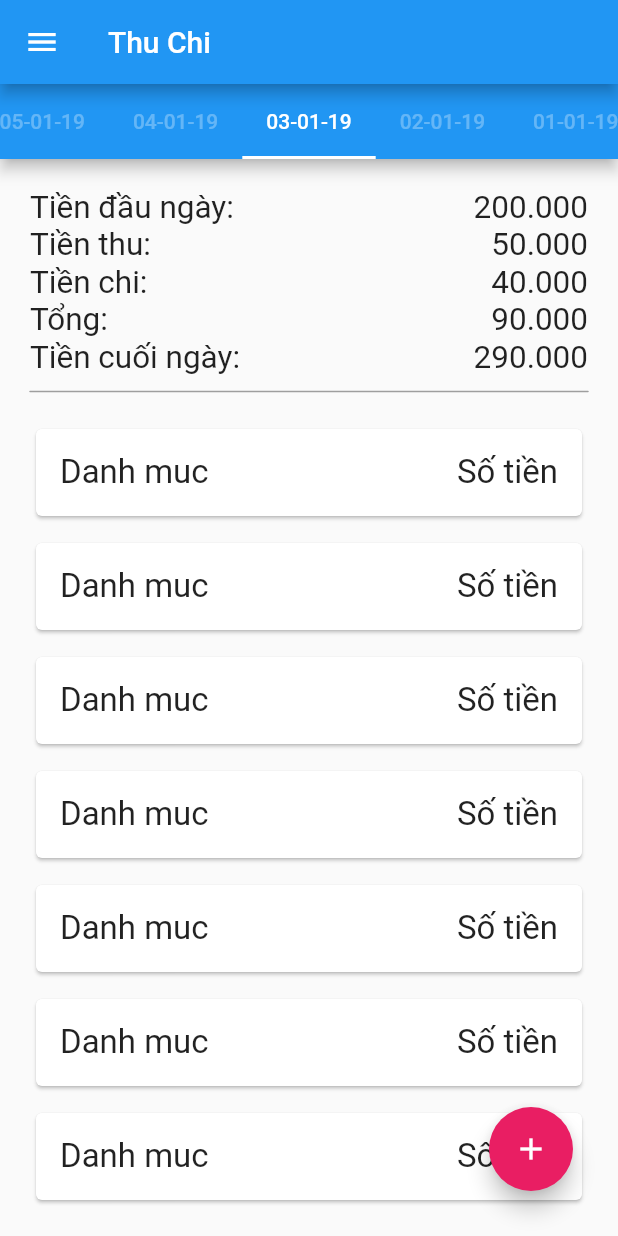
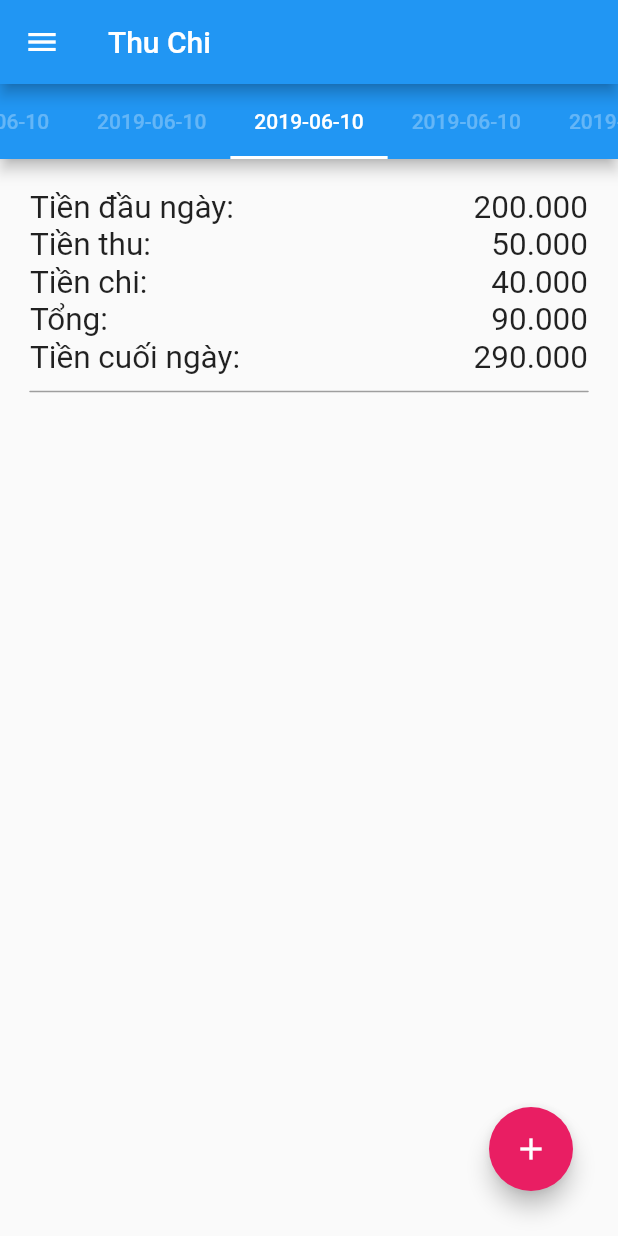
Before and after one commit to VinhShin/quanly_thuchi, a Flutter app: the screen it shows after launch, after a tap on "Sign in with Google", on a phone screen of 412 x 824 dp. Run offline on Flutter 3.47's test engine with Material 2 defaults, Android fonts, the phone set to English and light mode, and no system bars; our stand-ins replace bloc, cloud_firestore, equatable, firebase_auth, flutter_bloc, font_awesome_flutter and 3 more; accounts and stored records are empty.

Commit message:
+ load list revenue + setup bloc homepage

```diff
--- a/lib/edit_revenue_expenditure/bloc/edit_event.dart
+++ b/lib/edit_revenue_expenditure/bloc/edit_event.dart
@@ -17,3 +17,7 @@ class EditData extends EditEvent{
 class Delete extends EditEvent{
 
 }
+
+class CateChange extends EditEvent{
+
+}
--- a/lib/edit_revenue_expenditure/bloc/edit_state.dart
+++ b/lib/edit_revenue_expenditure/bloc/edit_state.dart
@@ -18,3 +18,8 @@ class EditState{
     return EditState(success:false);
   }
 }
+
+class EditCateState extends EditState{
+  String category;
+  EditCateState({@required this.category});
+}
--- /dev/null
+++ b/lib/home_page/tab/bloc/page_bloc.dart
@@ -0,0 +1,27 @@
+import 'package:bloc/bloc.dart';
+import 'package:quanly_thuchi/home_page/tab/bloc/page_event.dart';
+import 'package:quanly_thuchi/home_page/tab/bloc/page_state.dart';
+import 'package:quanly_thuchi/repository/firestorage_repository.dart';
+import 'package:quanly_thuchi/model/re_ex_data.dart';
+
+class PageBloc extends Bloc<PageEvent, PageState>{
+
+  FireStorageRepository _fireStorageRepository;
+
+  PageBloc(){
+    _fireStorageRepository = new FireStorageRepository();
+  }
+
+  @override
+  // TODO: implement initialState
+  PageState get initialState => PageLoadedData();
+
+  @override
+  Stream<PageState> mapEventToState(PageEvent event) async*{
+    // TODO: implement mapEventToState
+    if(event is PageLoadData){
+      List<ReExData> listData = await _fireStorageRepository.getReExDataList(date: event.date,offset:0,limit:0);
+      yield new PageLoadedData(listData: listData);
+    }
+  }
+}
--- /dev/null
+++ b/lib/home_page/tab/bloc/page_event.dart
@@ -0,0 +1,11 @@
+
+
+class PageEvent{
+
+}
+
+class PageLoadData extends PageEvent{
+  String _date;
+  String get date => _date;
+  PageLoadData(this._date);
+}
--- /dev/null
+++ b/lib/home_page/tab/bloc/page_state.dart
@@ -0,0 +1,15 @@
+import 'package:quanly_thuchi/model/re_ex_data.dart';
+
+
+class PageState{
+
+}
+
+class PageLoadingData extends PageState{
+  PageLoadingData();
+}
+
+class PageLoadedData extends PageState{
+  List<ReExData> listData;
+  PageLoadedData({this.listData});
+}
--- a/lib/home_page/tab/page_section.dart
+++ b/lib/home_page/tab/page_section.dart
@@ -1,59 +1,90 @@
 import 'package:flutter/material.dart';
+import 'package:quanly_thuchi/home_page/tab/bloc/page_bloc.dart';
+import 'package:flutter_bloc/flutter_bloc.dart';
+import 'package:quanly_thuchi/home_page/tab/bloc/page_state.dart';
+import 'package:quanly_thuchi/home_page/tab/bloc/page_event.dart';
+import 'package:quanly_thuchi/model/re_ex_data.dart';
 
-class PageSection extends StatelessWidget {
+class PageSection extends StatefulWidget {
 
+  String dateTime;
+
+  PageSection({@required this.dateTime});
+
+  @override
+  State<StatefulWidget> createState() {
+    // TODO: implement createState
+    return _PageSection(dateTime: dateTime);
+  }
+}
+
+class _PageSection extends State<PageSection> {
+  String dateTime;
+  PageBloc _pageBloc;
+
+  _PageSection({@required this.dateTime});
+
+  @override
+  void initState() {
+    // TODO: implement initState
+    super.initState();
+    _pageBloc = BlocProvider.of<PageBloc>(context);
+    _pageBloc.dispatch(PageLoadData(dateTime));
+  }
 
   @override
   Widget build(BuildContext context) {
     // TODO: implement build
+    return BlocListener(
+        bloc: _pageBloc,
+        listener: (BuildContext context, PageState pageState) {},
+        child: BlocBuilder(
+            bloc: _pageBloc,
+            builder: (BuildContext context, PageState pageState) {
+              if(pageState is PageLoadedData && pageState.listData != null){
                 return Padding(
                     padding: EdgeInsets.all(20),
                     child: new Column(
                       crossAxisAlignment: CrossAxisAlignment.start,
                       children: <Widget>[
-        TextKeyValue("Tiền đầu ngày:","200.000"),
+                        TextKeyValue("Tiền đầu ngày:", "200.000"),
                         TextKeyValue("Tiền thu:", "50.000"),
-        TextKeyValue("Tiền chi:","40.000"),
-        TextKeyValue("Tổng:","90.000"),
+                        TextKeyValue("Tiền chi:", "40.000"),
+                        TextKeyValue("Tổng:", "90.000"),
                         TextKeyValue("Tiền cuối ngày:", "290.000"),
                         Container(
-          margin: EdgeInsets.only(top: 10,bottom: 10),
+                          margin: EdgeInsets.only(top: 10, bottom: 10),
                           child: CustomPaint(
-            size: Size(MediaQuery.of(context).size.width,1),
+                            size: Size(MediaQuery.of(context).size.width, 1),
                             painter: Drawhorizontalline(),
                           ),
                         ),
                         Flexible(
                           flex: 1,
                           child: ListView.builder(
-            itemCount: 30,
+                            itemCount: pageState.listData.length,
                             itemBuilder: (context, position) {
-              return Container(
-                  margin: EdgeInsets.only(top: 10),
-                  child: Card(
-                    child: Padding(
-                      padding: const EdgeInsets.all(16.0),
-                      child: new Row(
-                        children: <Widget>[
-                          Text(
-                            "Danh muc",
-                            style: TextStyle(fontSize: 22.0),
-                          ), Spacer(),
-                          Text(
-                            "Số tiền",
-                            style: TextStyle(fontSize: 22.0),
-                          )
-                        ],
-                      )
-                    ),
-                  ));
+                              return ItemRow(reExData: pageState.listData[position]);
                             },
                           ),
                         )
                       ],
                     ));
               }
-
+              return Padding(
+                  padding: EdgeInsets.all(20),
+                  child: new Column(
+                    crossAxisAlignment: CrossAxisAlignment.start,
+                    children: <Widget>[
+                      TextKeyValue("Tiền đầu ngày:", "200.000"),
+                      TextKeyValue("Tiền thu:", "50.000"),
+                      TextKeyValue("Tiền chi:", "40.000"),
+                      TextKeyValue("Tổng:", "90.000"),
+                      TextKeyValue("Tiền cuối ngày:", "290.000")
+                    ],
+                  ));
+            }));
+  }
 }
 
 class Drawhorizontalline extends CustomPainter {
@@ -68,7 +99,6 @@ class Drawhorizontalline extends CustomPainter {
 
   @override
   void paint(Canvas canvas, Size size) {
-
     canvas.drawLine(Offset(0.0, 0.0), Offset(size.width, 0.0), _paint);
   }
 
@@ -78,14 +108,14 @@ class Drawhorizontalline extends CustomPainter {
   }
 }
 
-class TextKeyValue extends StatelessWidget{
-
+class TextKeyValue extends StatelessWidget {
   final textStyle = TextStyle(
     fontSize: 21,
   );
   String title;
   String value;
-  TextKeyValue(title,value){
+
+  TextKeyValue(title, value) {
     this.title = title;
     this.value = value;
   }
@@ -95,10 +125,40 @@ class TextKeyValue extends StatelessWidget{
     // TODO: implement build
     return new Row(
       children: <Widget>[
-        Text(title,textAlign: TextAlign.left, style: textStyle),
+        Text(title, textAlign: TextAlign.left, style: textStyle),
         Spacer(),
-        Text(value,textAlign: TextAlign.left, style: textStyle),
+        Text(value, textAlign: TextAlign.left, style: textStyle),
       ],
     );
   }
 }
+
+class ItemRow extends StatelessWidget{
+  final ReExData reExData;
+
+  const ItemRow({Key key,@required this.reExData}): super(key:key);
+
+  @override
+  Widget build(BuildContext context) {
+    // TODO: implement build
+    return Container(
+        margin: EdgeInsets.only(top: 10),
+        child: Card(
+          child: Padding(
+              padding: const EdgeInsets.all(16.0),
+              child: new Row(
+                children: <Widget>[
+                  Text(
+                    reExData.cateId??"",
+                    style: TextStyle(fontSize: 22.0),
+                  ),
+                  Spacer(),
+                  Text(
+                    reExData.money.toString(),
+                    style: TextStyle(fontSize: 22.0),
+                  )
+                ],
+              )),
+        ));
+  }
+}
--- a/lib/home_page/tab/revenue_expenditure_page.dart
+++ b/lib/home_page/tab/revenue_expenditure_page.dart
@@ -1,43 +1,72 @@
 import 'package:flutter/material.dart';
 import 'page_section.dart';
 import 'package:quanly_thuchi/edit_revenue_expenditure/edit_revenue_expendture.dart';
+import 'package:quanly_thuchi/home_page/tab/bloc/page_bloc.dart';
+import 'package:flutter_bloc/flutter_bloc.dart';
+import 'package:intl/intl.dart';
 
-class RevenueExpenditurePage extends StatelessWidget {
+class RevenueExpenditurePage extends StatefulWidget {
+  @override
+  State<StatefulWidget> createState() {
+    // TODO: implement createState
+    return _RevenueExpediturePage();
+  }
+}
+
+class _RevenueExpediturePage extends State<RevenueExpenditurePage> {
+  PageBloc _pageBloc;
 
   List<Tab> list = new List(9);
   List<PageSection> listPage = new List(9);
+
+  @override
+  void initState() {
+    // TODO: implement initState
+    super.initState();
+    _pageBloc = new PageBloc();
+  }
+
   @override
   Widget build(BuildContext context) {
 //    _tabController = new TabController(length: 6, vsync: TickerProvider, initialIndex: 3);
-    list[0] = Tab(child: Text("06-01-19"));
-    list[1] = Tab(child: Text("05-01-19"));
-    list[2] = Tab(child: Text("04-01-19"));
-    list[3] = Tab(child: Text("03-01-19"));
-    list[4] = Tab(child: Text("02-01-19"));
-    list[5] = Tab(child: Text("01-01-19"));
-    list[6] = Tab(child: Text("01-01-19"));
-    list[7] = Tab(child: Text("01-01-19"));
-    list[8] = Tab(child: Text("01-01-19"));
-    listPage[0] = PageSection();
-    listPage[1] = PageSection();
-    listPage[2] = PageSection();
-    listPage[3] = PageSection();
-    listPage[4] = PageSection();
-    listPage[5] = PageSection();
-    listPage[6] = PageSection();
-    listPage[7] = PageSection();
-    listPage[8] = PageSection();
-    return DefaultTabController(
+    DateTime dateTime = DateTime.now();
+    var format = new DateFormat("yyyy-MM-dd");
+    String today = format.format(dateTime);
+
+    list[0] = Tab(child: Text(today));
+    list[1] = Tab(child: Text(today));
+    list[2] = Tab(child: Text(today));
+    list[3] = Tab(child: Text(today));
+    list[4] = Tab(child: Text(today));
+    list[5] = Tab(child: Text(today));
+    list[6] = Tab(child: Text(today));
+    list[7] = Tab(child: Text(today));
+    list[8] = Tab(child: Text(today));
+    listPage[0] = PageSection(dateTime: today,);
+    listPage[1] = PageSection(dateTime: today,);
+    listPage[2] = PageSection(dateTime: today,);
+    listPage[3] = PageSection(dateTime: today,);
+    listPage[4] = PageSection(dateTime: today,);
+    listPage[5] = PageSection(dateTime: today,);
+    listPage[6] = PageSection(dateTime: today,);
+    listPage[7] = PageSection(dateTime: today,);
+    listPage[8] = PageSection(dateTime: today,);
+
+    return BlocProvider(
+        bloc: _pageBloc,
+        child: DefaultTabController(
             initialIndex: 3,
             length: 9,
             child: Scaffold(
                 appBar: PreferredSize(
-              preferredSize: Size.fromHeight(50.0), // here the desired height
+                    preferredSize: Size.fromHeight(50.0),
+                    // here the desired height
                     child: AppBar(
                       bottom: PreferredSize(
                           child: TabBar(
                               isScrollable: true,
-                        unselectedLabelColor: Colors.white.withOpacity(0.3),
+                              unselectedLabelColor:
+                              Colors.white.withOpacity(0.3),
                               indicatorColor: Colors.white,
                               tabs: list),
                           preferredSize: Size.fromHeight(30.0)),
@@ -49,27 +78,25 @@ class RevenueExpenditurePage extends StatelessWidget {
                     ),
                     Padding(
                         padding: EdgeInsets.all(30),
-                  child:Align(
+                        child: Align(
                           alignment: Alignment.bottomRight,
                           child: FloatingActionButton(
                             onPressed: () {
                               Navigator.push(
                                 context,
-                          MaterialPageRoute(builder: (context) => EditRevenueExpendture()),
+                                MaterialPageRoute(
+                                    builder: (context) =>
+                                        EditRevenueExpendture()),
                               );
                             },
-                      child: Icon(Icons.add,),
+                            child: Icon(
+                              Icons.add,
+                            ),
                             backgroundColor: Colors.pink,
                           ),
-                  )
-              )
-
-
+                        ))
                   ],
-          )
-      )
-    );
+                ))));
   }
-
 }
 //
--- a/lib/model/re_ex_data.dart
+++ b/lib/model/re_ex_data.dart
@@ -2,23 +2,31 @@ class ReExData {
   String _id;
   int _type;
   double _money;
-  String _dateTime;
+  String _date;
+  String _time;
   String _note;
+  String _cateId;
 
   String get id => _id;
   int get type => _type;
   double get money => _money;
-  String get dateTime => _dateTime;
+  String get date => _date;
+  String get time => _time;
   String get note => _note;
+  String get cateId => _cateId;
 
-  ReExData(this._type, this._money, this._dateTime, this._note,[this._id]);
+  set setId(id) => _id =id;
+
+  ReExData(this._type, this._money, this._date, this._time, this._note,this._cateId,[this._id]);
 
   ReExData.map(dynamic obj) {
     this._id = obj["id"];
     this._type = obj['type'];
     this._money = obj['money'];
-    this._dateTime = obj['date_time'];
+    this._date = obj['date'];
+    this._time = obj['time'];
     this._note = obj["note"];
+    this._cateId = obj["cate_id"];
   }
 
   Map<String, dynamic> toMap() {
@@ -26,9 +34,10 @@ class ReExData {
     map["id"] = _id;
     map["type"] = _type;
     map["money"] = _money;
-    map['date_time'] = _dateTime;
+    map['date'] = _date;
+    map['time'] = _time;
     map['note'] = _note;
-
+    map['cate_id'] = _cateId;
     return map;
   }
 
@@ -36,7 +45,9 @@ class ReExData {
     this._id = map["id"];
     this._type = map['type'];
     this._money = map['money'];
-    this._dateTime = map['date_time'];
+    this._date = map['date'];
+    this._time = map['time'];
     this._note = map['note'];
+    this._cateId = map['cate_id'];
   }
 }
--- a/lib/repository/firestorage_repository.dart
+++ b/lib/repository/firestorage_repository.dart
@@ -26,49 +26,47 @@ class FireStorageRepository {
 // Try reading data from the counter key. If it does not exist, return 0.
     final String userId = prefs.getString(USER_ID) ?? "temp";
     final String userName = prefs.getString(USER_NAME) ?? "temp";
-    String today = new DateFormat.yMMMd().format(DateTime.now());
+    var formatter = new DateFormat('yyyy-MM-dd');
+    String today = formatter.format(DateTime.now());
     int currentMiliSecond = DateTime.now().millisecondsSinceEpoch;
-    final ReExData newReExData = new ReExData(reExData.type, reExData.money,
-        reExData.dateTime, reExData.note, currentMiliSecond.toString());
-
-//    String data = json.encode(newReExData.toMap());
+    reExData.setId = currentMiliSecond.toString();
     await Firestore.instance
         .collection(userId)
         .document("data")
         .collection(today)
         .document()
-        .setData(newReExData.toMap());
+        .setData(reExData.toMap());
     return;
-//    CollectionReference reference =  Firestore.instance.collection(user_id);
-//    final TransactionHandler createTransaction = (Transaction tx) async {
-//      final DocumentSnapshot ds = await tx.get(reference.document("data").collection(today).document());
-//
-//      final Map<String, dynamic> data = newReExData.toMap();
-//
-//      await tx.set(ds.reference, data);
-//      return data;
-//    };
-//
-//    return Firestore.instance.runTransaction(createTransaction).then((mapData) {
-//      return ReExData.fromMap(mapData);
-//    }).catchError((error) {
-//      print('error: $error');
-//      return null;
-//    });
   }
 
-  Stream<QuerySnapshot> getReExDataList({int offset, int limit}) {
-    Stream<QuerySnapshot> snapshots = noteCollection.snapshots();
-
-    if (offset != null) {
-      snapshots = snapshots.skip(offset);
+  Future<List<ReExData>> getReExDataList({String date, int offset, int limit}) async {
+    final prefs = await SharedPreferences.getInstance();
+    final String userId = prefs.getString(USER_ID) ?? "temp";
+//    Stream<QuerySnapshot> snapshots = await Firestore.instance
+//        .collection(userId)
+//        .document("data")
+//        .collection(today)
+//        .snapshots();
+//
+//    if (offset != null) {
+//      snapshots = snapshots.skip(offset);
+//    }
+//
+//    if (limit != null) {
+//      snapshots = snapshots.take(limit);
+//    }
+//    return snapshots.listen(onData);
+    List<ReExData> listData = new List();
+    QuerySnapshot querySnapshot = await await Firestore.instance
+        .collection(userId)
+        .document("data")
+        .collection(date)
+        .getDocuments();
+    var list = querySnapshot.documents;
+    for (final e in list) {
+      listData.add(new ReExData.fromMap(e.data));
     }
-
-    if (limit != null) {
-      snapshots = snapshots.take(limit);
-    }
-
-    return snapshots;
+    return listData;
   }
 
   Future<dynamic> updateReExData(ReExData note) async {
```
Also changed, not shown: lib/edit_revenue_expenditure/edit_revenue_expendture.dart (+66 -81 lines), lib/edit_revenue_expenditure/input_down.dart (added, +40 -0 lines). Lines whose indentation alone changed are shown as unchanged.
